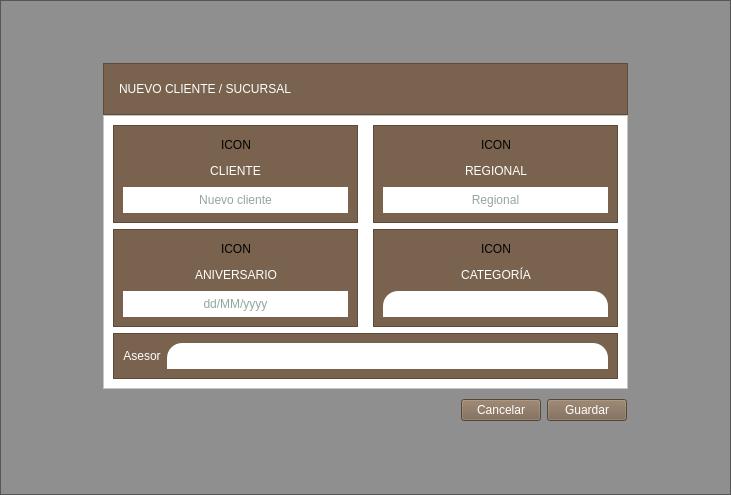
The window that new_client.ui (altitude-solutions/Camino_Real_Desktop) describes before a commit, drawn with Qt 5.
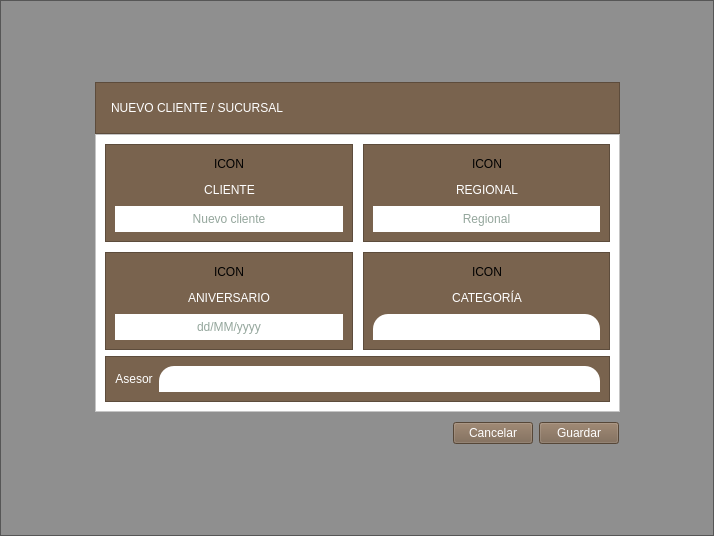
The same window after the commit.

Patch:
```diff
--- a/new_client.ui
+++ b/new_client.ui
@@ -6,8 +6,8 @@
    <rect>
     <x>0</x>
     <y>0</y>
-    <width>731</width>
-    <height>495</height>
+    <width>714</width>
+    <height>536</height>
    </rect>
   </property>
   <property name="windowTitle">
@@ -58,7 +58,7 @@
        </spacer>
       </item>
       <item>
-       <layout class="QHBoxLayout" name="horizontalLayout_14">
+       <layout class="QHBoxLayout" name="horizontalLayout_10">
         <item>
          <spacer name="horizontalSpacer_18">
           <property name="orientation">
@@ -144,12 +144,18 @@
             </property>
             <layout class="QVBoxLayout" name="verticalLayout_5">
              <item>
-              <layout class="QHBoxLayout" name="horizontalLayout_10">
+              <layout class="QGridLayout" name="gridLayout">
                <property name="spacing">
-                <number>15</number>
+                <number>10</number>
                </property>
-               <item>
+               <item row="0" column="0">
                 <widget class="QFrame" name="frame_2">
+                 <property name="sizePolicy">
+                  <sizepolicy hsizetype="Expanding" vsizetype="Preferred">
+                   <horstretch>0</horstretch>
+                   <verstretch>0</verstretch>
+                  </sizepolicy>
+                 </property>
                  <property name="styleSheet">
                   <string notr="true">background-color:#79634E;</string>
                  </property>
@@ -265,8 +271,14 @@
                  </layout>
                 </widget>
                </item>
-               <item>
+               <item row="0" column="1">
                 <widget class="QFrame" name="frame_3">
+                 <property name="sizePolicy">
+                  <sizepolicy hsizetype="Expanding" vsizetype="Preferred">
+                   <horstretch>0</horstretch>
+                   <verstretch>0</verstretch>
+                  </sizepolicy>
+                 </property>
                  <property name="styleSheet">
                   <string notr="true">background-color:#79634E;</string>
                  </property>
@@ -382,15 +394,14 @@
                  </layout>
                 </widget>
                </item>
-              </layout>
-             </item>
-             <item>
-              <layout class="QHBoxLayout" name="horizontalLayout_12">
-               <property name="spacing">
-                <number>15</number>
-               </property>
-               <item>
+               <item row="1" column="0">
                 <widget class="QFrame" name="frame_4">
+                 <property name="sizePolicy">
+                  <sizepolicy hsizetype="Expanding" vsizetype="Preferred">
+                   <horstretch>0</horstretch>
+                   <verstretch>0</verstretch>
+                  </sizepolicy>
+                 </property>
                  <property name="styleSheet">
                   <string notr="true">background-color:#79634E;</string>
                  </property>
@@ -506,8 +517,14 @@
                  </layout>
                 </widget>
                </item>
-               <item>
+               <item row="1" column="1">
                 <widget class="QFrame" name="frame_5">
+                 <property name="sizePolicy">
+                  <sizepolicy hsizetype="Expanding" vsizetype="Preferred">
+                   <horstretch>0</horstretch>
+                   <verstretch>0</verstretch>
+                  </sizepolicy>
+                 </property>
                  <property name="styleSheet">
                   <string notr="true">background-color:#79634E;</string>
                  </property>
```
Left out of the diff: 2 changed lines with no effect on the pictures.
